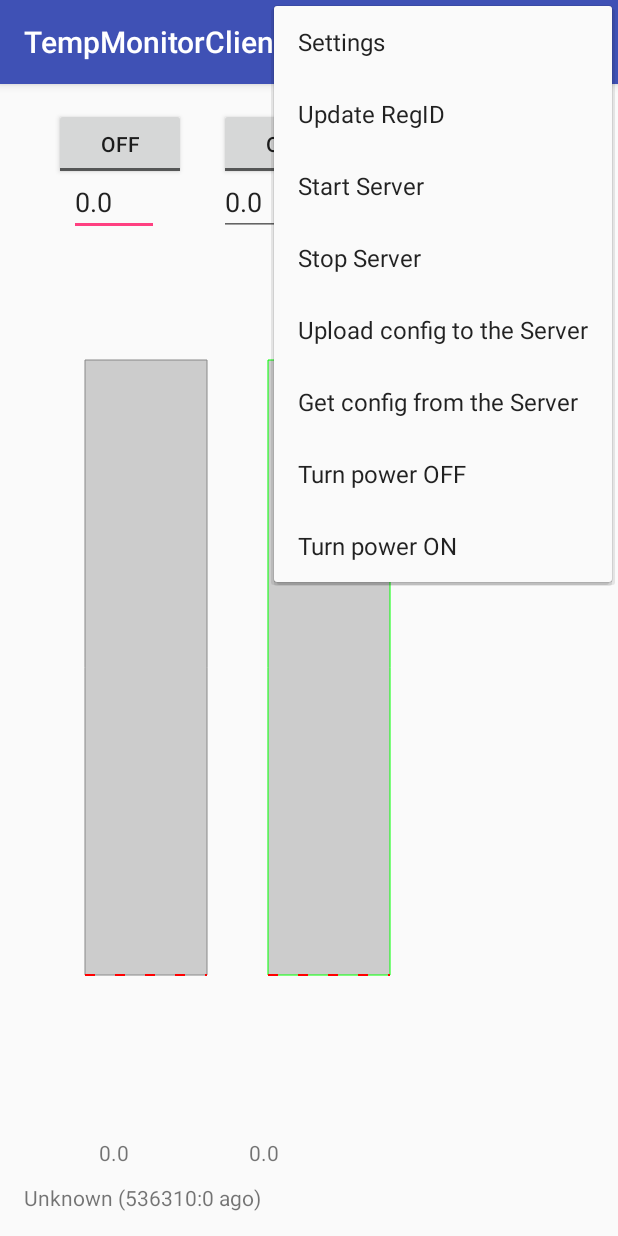
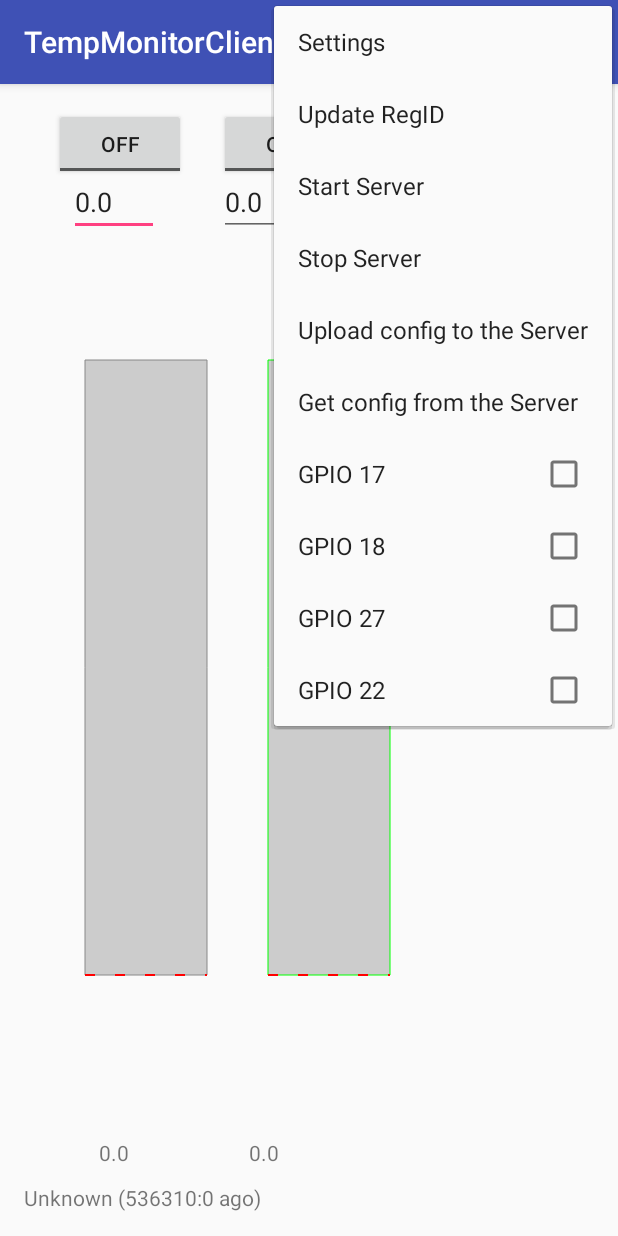
Before and after one commit to DenisStefanov/TempMonitorClient, an Android app: the screen it shows after launch (MainActivity), with the options menu open, on a phone screen of 412 x 824 dp. Run offline under Robolectric (Android 15) with nearby library versions, the phone set to English and light mode, and no system bars.

Commit message:
+3 gpios

```diff
--- a/app/src/main/res/menu/menu_main.xml
+++ b/app/src/main/res/menu/menu_main.xml
@@ -34,14 +34,27 @@
         android:title="@string/action_configSrvGet"
         app:showAsAction="never" />
     <item
-        android:id="@+id/action_poweroff"
+        android:id="@+id/action_gpio17"
         android:orderInCategory="100"
-        android:title="@string/action_poweroff"
-        app:showAsAction="never" />
+        android:title="@string/action_gpio17"
+        app:showAsAction="never"
+        android:checkable="true" />
     <item
-        android:id="@+id/action_poweron"
+        android:id="@+id/action_gpio18"
         android:orderInCategory="100"
-        android:title="@string/action_poweron"
-        app:showAsAction="never" />
-
+        android:title="@string/action_gpio18"
+        app:showAsAction="never"
+        android:checkable="true" />
+    <item
+        android:id="@+id/action_gpio27"
+        android:orderInCategory="100"
+        android:title="@string/action_gpio27"
+        app:showAsAction="never"
+        android:checkable="true" />
+    <item
+        android:id="@+id/action_gpio22"
+        android:orderInCategory="100"
+        android:title="@string/action_gpio22"
+        app:showAsAction="never"
+        android:checkable="true" />
 </menu>
--- a/app/src/main/res/values/strings.xml
+++ b/app/src/main/res/values/strings.xml
@@ -8,9 +8,10 @@
     <string name="action_stopSrv">Stop Server</string>
     <string name="action_configSrv">Upload config to the Server</string>
     <string name="action_configSrvGet">Get config from the Server</string>
-    <string name="action_poweroff">Turn power OFF</string>
-    <string name="action_poweron">Turn power ON</string>
-
+    <string name="action_gpio17">GPIO 17</string>
+    <string name="action_gpio18">GPIO 18</string>
+    <string name="action_gpio27">GPIO 27</string>
+    <string name="action_gpio22">GPIO 22</string>
     <string name="pref_header_general">General</string>
     <string name="pref_header_notifications">Notifications</string>
 
```
Also changed, not shown: app/src/main/java/org/duckdns/denis_st/tempmonitorclient/GcmIntentService.java (+6 -1 lines), app/src/main/java/org/duckdns/denis_st/tempmonitorclient/MainActivity.java (+54 -4 lines).
